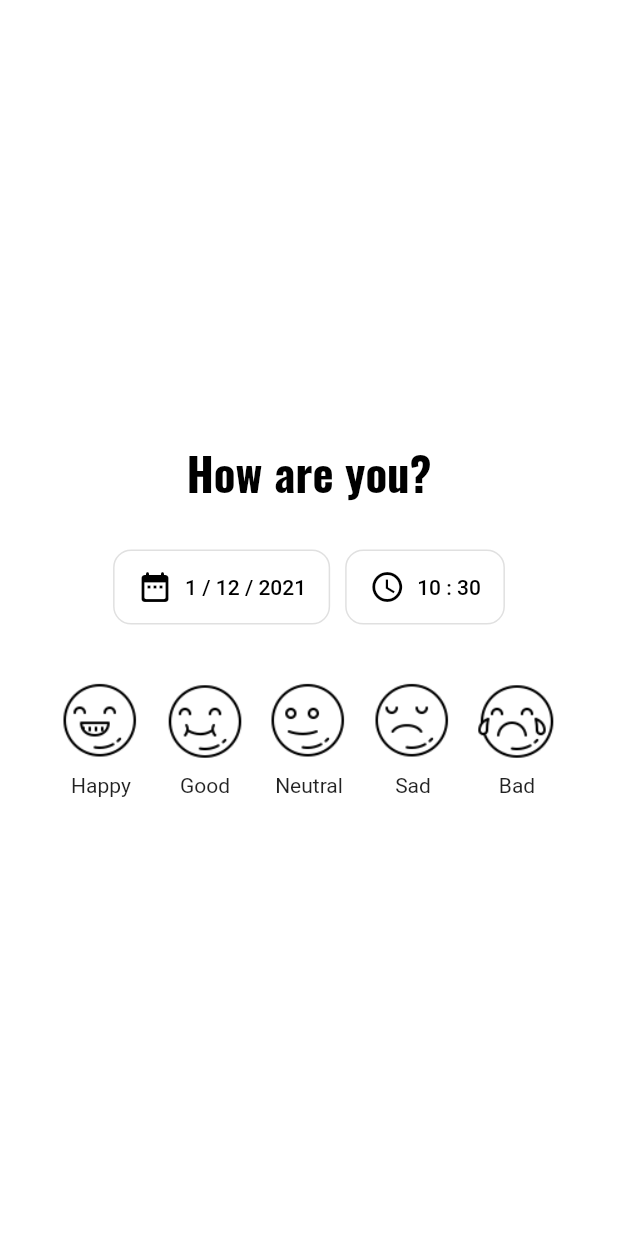
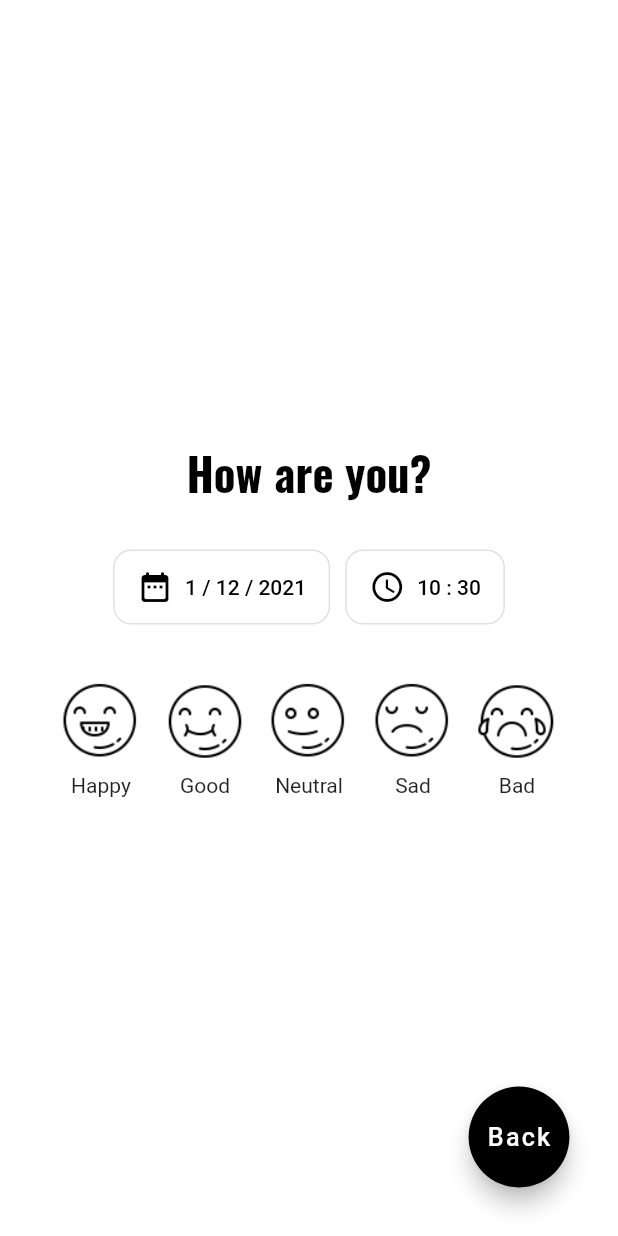
Before and after one commit to suhaozdemir/Mooday, a Flutter app: the screen it shows after launch, on a phone screen of 412 x 824 dp. Run offline on Flutter 3.47's test engine with Material 2 defaults, Android fonts, the phone set to English and light mode, and no system bars; our stand-ins replace animated_text_kit, device_preview, firebase_auth, firebase_core; accounts and stored records are empty.

Commit message:
Finished MoodScreen

```diff
--- a/lib/screens/mood/mood_screen.dart
+++ b/lib/screens/mood/mood_screen.dart
@@ -1,6 +1,7 @@
 import 'package:flutter/material.dart';
 import 'package:mooday/screens/mood/localwidgets/mood_icons.dart';
 import 'package:mooday/screens/mood/localwidgets/datetime_picker.dart';
+import 'package:mooday/widgets/floating_button.dart';
 import 'package:mooday/assets/constants.dart';
 
 class MoodScreen extends StatefulWidget {
@@ -77,6 +78,13 @@ class _MoodScreenState extends State<MoodScreen> {
           ],
         ),
       ),
+      floatingActionButton: FloatingButton(
+        scale: 1.2,
+        title: 'Back',
+        onPressed: () {
+          Navigator.pop(context);
+        },
+      ),
     );
   }
 
```
Also changed, not shown: lib/screens/landing_screen.dart (+5 -2 lines).
